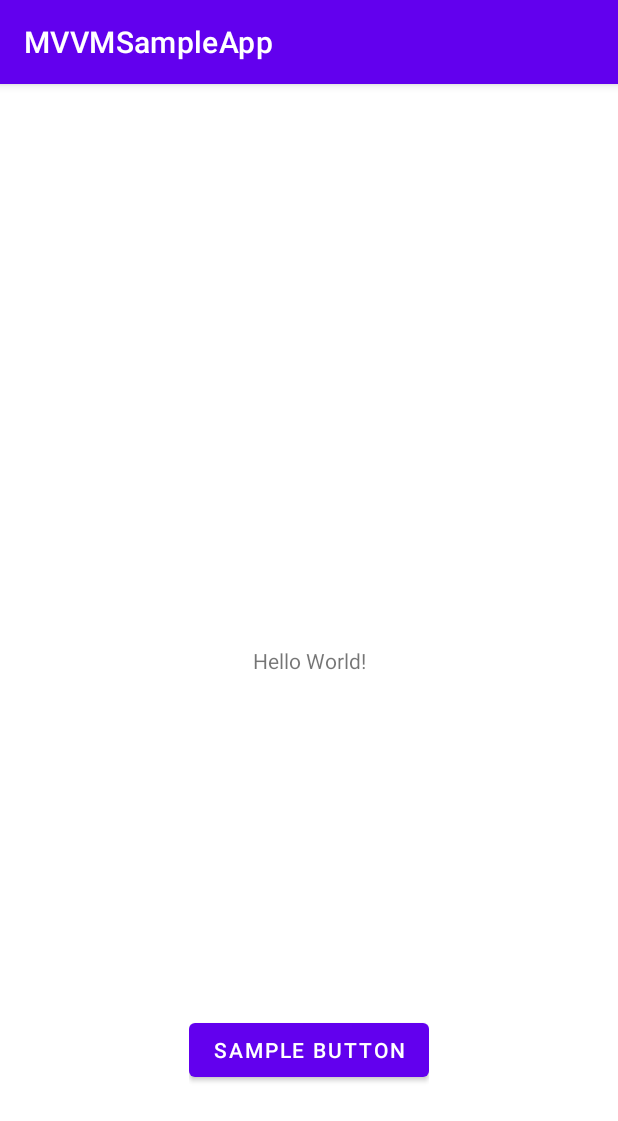
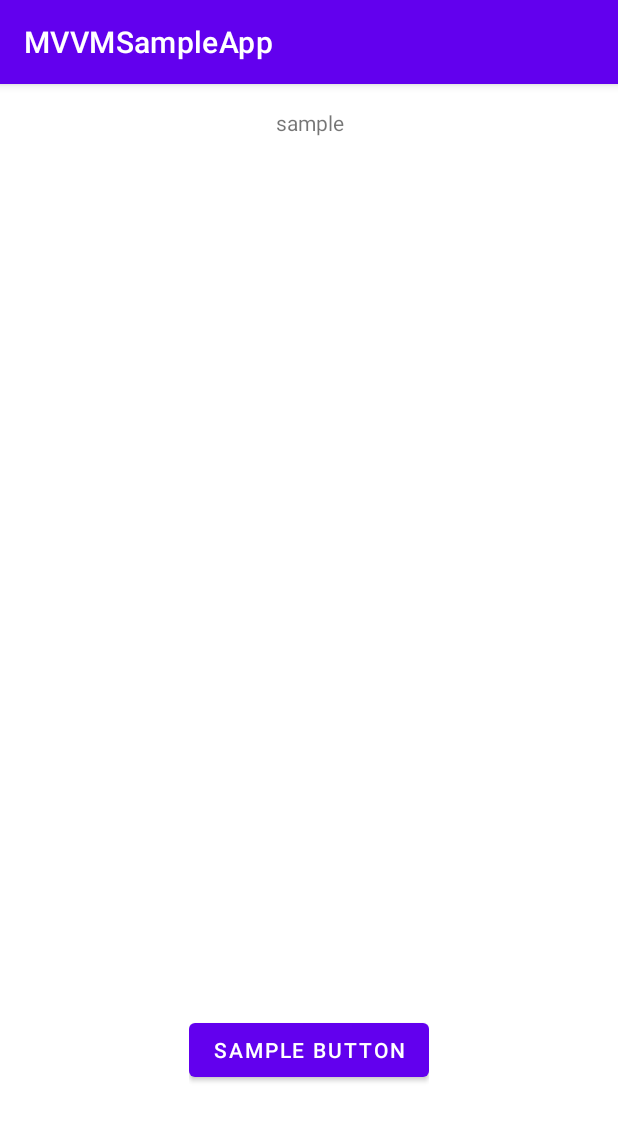
Before and after one commit to mkurom/Kotlin_sampleApp, an Android app: the screen it shows after launch (MainActivity), on a phone screen of 412 x 824 dp. Shown: the top 1121 px of the screen. Run offline under Robolectric (Android 15) with nearby library versions, the phone set to English and light mode, and no system bars.

Commit message:
テキストフラグメントを追加

```diff
--- /dev/null
+++ b/MVVMSampleApp/app/src/main/java/com/example/mvvmsampleapp/view/TextFragment.kt
@@ -0,0 +1,31 @@
+package com.example.mvvmsampleapp.view
+
+import androidx.lifecycle.ViewModelProvider
+import android.os.Bundle
+import androidx.fragment.app.Fragment
+import android.view.LayoutInflater
+import android.view.View
+import android.view.ViewGroup
+import com.example.mvvmsampleapp.R
+import com.example.mvvmsampleapp.viewmodel.TextViewModel
+
+class TextFragment : Fragment() {
+
+    companion object {
+        fun newInstance() = TextFragment()
+    }
+
+    private lateinit var viewModel: TextViewModel
+
+    override fun onCreateView(inflater: LayoutInflater, container: ViewGroup?,
+                              savedInstanceState: Bundle?): View? {
+        return inflater.inflate(R.layout.text_fragment, container, false)
+    }
+
+    override fun onActivityCreated(savedInstanceState: Bundle?) {
+        super.onActivityCreated(savedInstanceState)
+        viewModel = ViewModelProvider(this).get(TextViewModel::class.java)
+        // TODO: Use the ViewModel
+    }
+
+}
--- /dev/null
+++ b/MVVMSampleApp/app/src/main/java/com/example/mvvmsampleapp/viewmodel/TextViewModel.kt
@@ -0,0 +1,7 @@
+package com.example.mvvmsampleapp.viewmodel
+
+import androidx.lifecycle.ViewModel
+
+class TextViewModel : ViewModel() {
+    // TODO: Implement the ViewModel
+}
--- a/MVVMSampleApp/app/src/main/res/layout/activity_main.xml
+++ b/MVVMSampleApp/app/src/main/res/layout/activity_main.xml
@@ -6,14 +6,19 @@
     android:layout_height="match_parent"
     tools:context=".view.MainActivity">
 
-    <TextView
+    <androidx.fragment.app.FragmentContainerView
+        android:id="@+id/textFormFragment"
+        android:name="com.example.mvvmsampleapp.view.TextFragment"
         android:layout_width="wrap_content"
-        android:layout_height="wrap_content"
-        android:text="Hello World!"
-        app:layout_constraintBottom_toBottomOf="parent"
-        app:layout_constraintLeft_toLeftOf="parent"
-        app:layout_constraintRight_toRightOf="parent"
-        app:layout_constraintTop_toTopOf="parent" />
+        android:layout_height="0dp"
+        android:layout_marginStart="8dp"
+        android:layout_marginTop="16dp"
+        android:layout_marginEnd="8dp"
+        app:layout_constraintEnd_toEndOf="parent"
+        app:layout_constraintHorizontal_bias="0.501"
+        app:layout_constraintStart_toStartOf="parent"
+        app:layout_constraintTop_toTopOf="parent"
+        tools:layout="@layout/text_fragment" />
 
     <androidx.fragment.app.FragmentContainerView
         android:id="@+id/buttonFragment"
--- /dev/null
+++ b/MVVMSampleApp/app/src/main/res/layout/text_fragment.xml
@@ -0,0 +1,14 @@
+<?xml version="1.0" encoding="utf-8"?>
+<FrameLayout xmlns:android="http://schemas.android.com/apk/res/android"
+    xmlns:tools="http://schemas.android.com/tools"
+    android:layout_width="match_parent"
+    android:layout_height="match_parent"
+    tools:context=".view.TextFragment">
+
+    <TextView
+        android:id="@+id/textForm"
+        android:layout_width="match_parent"
+        android:layout_height="match_parent"
+        android:text="@string/sample" />
+
+</FrameLayout>
--- a/MVVMSampleApp/app/src/main/res/values/strings.xml
+++ b/MVVMSampleApp/app/src/main/res/values/strings.xml
@@ -1,4 +1,5 @@
 <resources>
     <string name="app_name">MVVMSampleApp</string>
     <string name="button">Sample Button</string>
+    <string name="sample">sample</string>
 </resources>
```
